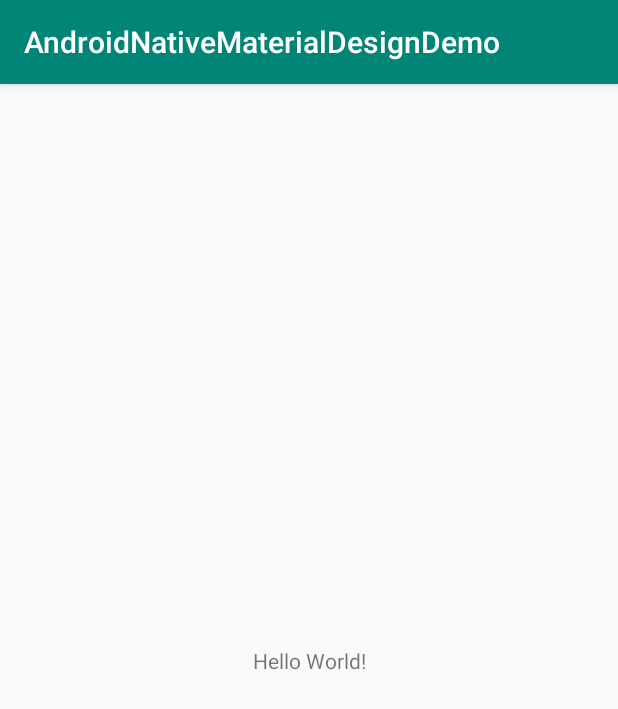
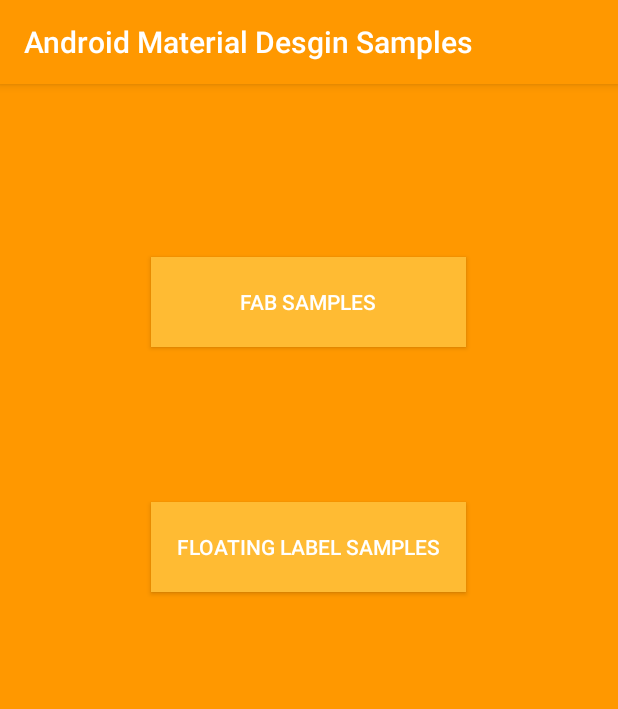
Before and after one commit to isoguzay/Android-Native-Material-Design-Demo, an Android app: the screen it shows after launch (MainActivity), on a phone screen of 412 x 824 dp. Shown: the top 709 px of the screen. Run offline under Robolectric (Android 15) with nearby library versions, the phone set to English and light mode, and no system bars.

Commit message:
Fab & Floating Labels added.

```diff
--- a/app/build.gradle
+++ b/app/build.gradle
@@ -22,6 +22,7 @@ dependencies {
     implementation fileTree(dir: 'libs', include: ['*.jar'])
     implementation 'com.android.support:appcompat-v7:28.0.0'
     implementation 'com.android.support.constraint:constraint-layout:1.1.3'
+    implementation 'com.android.support:design:28.0.0'
     testImplementation 'junit:junit:4.12'
     androidTestImplementation 'com.android.support.test:runner:1.0.2'
     androidTestImplementation 'com.android.support.test.espresso:espresso-core:3.0.2'
--- a/app/src/main/AndroidManifest.xml
+++ b/app/src/main/AndroidManifest.xml
@@ -9,6 +9,8 @@
         android:roundIcon="@mipmap/ic_launcher_round"
         android:supportsRtl="true"
         android:theme="@style/AppTheme">
+        <activity android:name=".floatinglabels.FloatingLabelsActivity"></activity>
+        <activity android:name=".fabsample.FabActivity" />
         <activity android:name=".MainActivity">
             <intent-filter>
                 <action android:name="android.intent.action.MAIN" />
--- a/app/src/main/java/com/isoguzay/androidnativematerialdesigndemo/MainActivity.java
+++ b/app/src/main/java/com/isoguzay/androidnativematerialdesigndemo/MainActivity.java
@@ -1,13 +1,51 @@
 package com.isoguzay.androidnativematerialdesigndemo;
 
+import android.content.Intent;
 import android.support.v7.app.AppCompatActivity;
 import android.os.Bundle;
+import android.view.View;
+import android.widget.Button;
+
+import com.isoguzay.androidnativematerialdesigndemo.fabsample.FabActivity;
+import com.isoguzay.androidnativematerialdesigndemo.floatinglabels.FloatingLabelsActivity;
 
 public class MainActivity extends AppCompatActivity {
+
+    private Button buttonFab, buttonFloating;
 
     @Override
     protected void onCreate(Bundle savedInstanceState) {
         super.onCreate(savedInstanceState);
         setContentView(R.layout.activity_main);
+
+        initializeComponents();
+        buttonFabClick();
+        buttonFloatingClick();
+
+    }
+
+    public void buttonFloatingClick() {
+        buttonFloating.setOnClickListener(new View.OnClickListener() {
+            @Override
+            public void onClick(View v) {
+                Intent goFloating = new Intent(getApplicationContext(), FloatingLabelsActivity.class);
+                startActivity(goFloating);
+            }
+        });
+    }
+
+    public void buttonFabClick() {
+        buttonFab.setOnClickListener(new View.OnClickListener() {
+            @Override
+            public void onClick(View v) {
+                Intent goFab = new Intent(getApplicationContext(), FabActivity.class);
+                startActivity(goFab);
+            }
+        });
+    }
+
+    public void initializeComponents() {
+        buttonFab = findViewById(R.id.button_fabSample);
+        buttonFloating = findViewById(R.id.button_floatingSample);
     }
 }
--- /dev/null
+++ b/app/src/main/res/drawable/ic_file_upload_black_24dp.xml
@@ -0,0 +1,5 @@
+<vector android:height="24dp" android:tint="#FFFFFF"
+    android:viewportHeight="24.0" android:viewportWidth="24.0"
+    android:width="24dp" xmlns:android="http://schemas.android.com/apk/res/android">
+    <path android:fillColor="#FF000000" android:pathData="M9,16h6v-6h4l-7,-7 -7,7h4zM5,18h14v2L5,20z"/>
+</vector>
--- a/app/src/main/res/layout/activity_main.xml
+++ b/app/src/main/res/layout/activity_main.xml
@@ -4,15 +4,48 @@
     xmlns:tools="http://schemas.android.com/tools"
     android:layout_width="match_parent"
     android:layout_height="match_parent"
+    android:background="#FF9800"
     tools:context=".MainActivity">
 
-    <TextView
-        android:layout_width="wrap_content"
-        android:layout_height="wrap_content"
-        android:text="Hello World!"
+    <Button
+    android:id="@+id/button_fabSample"
+    android:layout_width="210dp"
+    android:layout_height="60dp"
+    android:layout_marginStart="8dp"
+    android:layout_marginLeft="8dp"
+    android:layout_marginTop="72dp"
+    android:layout_marginEnd="8dp"
+    android:layout_marginRight="8dp"
+    android:layout_marginBottom="8dp"
+    android:background="@android:color/holo_orange_light"
+    android:text="@string/buttonFabSample"
+    android:textColor="@android:color/background_light"
+    android:textSize="14sp"
+    app:layout_constraintBottom_toBottomOf="parent"
+    app:layout_constraintEnd_toEndOf="parent"
+    app:layout_constraintHorizontal_bias="0.497"
+    app:layout_constraintStart_toStartOf="parent"
+    app:layout_constraintTop_toTopOf="parent"
+    app:layout_constraintVertical_bias="0.069" />
+
+    <Button
+        android:id="@+id/button_floatingSample"
+        android:layout_width="210dp"
+        android:layout_height="60dp"
+        android:layout_marginStart="8dp"
+        android:layout_marginLeft="8dp"
+        android:layout_marginTop="8dp"
+        android:layout_marginEnd="8dp"
+        android:layout_marginRight="8dp"
+        android:layout_marginBottom="8dp"
+        android:background="@android:color/holo_orange_light"
+        android:text="@string/buttonFloatingSample"
+        android:textColor="@android:color/background_light"
+        android:textSize="14sp"
         app:layout_constraintBottom_toBottomOf="parent"
-        app:layout_constraintLeft_toLeftOf="parent"
-        app:layout_constraintRight_toRightOf="parent"
-        app:layout_constraintTop_toTopOf="parent" />
-
+        app:layout_constraintEnd_toEndOf="parent"
+        app:layout_constraintHorizontal_bias="0.497"
+        app:layout_constraintStart_toStartOf="parent"
+        app:layout_constraintTop_toBottomOf="@+id/button_fabSample"
+        app:layout_constraintVertical_bias="0.184" />
 </android.support.constraint.ConstraintLayout>
--- a/app/src/main/res/values/colors.xml
+++ b/app/src/main/res/values/colors.xml
@@ -1,6 +1,6 @@
 <?xml version="1.0" encoding="utf-8"?>
 <resources>
-    <color name="colorPrimary">#008577</color>
-    <color name="colorPrimaryDark">#00574B</color>
-    <color name="colorAccent">#D81B60</color>
+    <color name="colorPrimary">#FF9800</color>
+    <color name="colorPrimaryDark">#F57C00</color>
+    <color name="colorAccent">#FFC107</color>
 </resources>
--- /dev/null
+++ b/app/src/main/res/values/dimens.xml
@@ -0,0 +1,3 @@
+<resources>
+    <dimen name="fab_margin">16dp</dimen>
+</resources>
--- a/app/src/main/res/values/strings.xml
+++ b/app/src/main/res/values/strings.xml
@@ -1,3 +1,7 @@
 <resources>
-    <string name="app_name">AndroidNativeMaterialDesignDemo</string>
+    <string name="app_name">Android Material Desgin Samples</string>
+    <string name="title_activity_fab">Fab Activity Samples</string>
+
+    <string name="buttonFabSample"> Fab Samples </string>
+    <string name="buttonFloatingSample"> Floating Label Samples </string>
 </resources>
```
Also changed, not shown: app/src/main/java/com/isoguzay/androidnativematerialdesigndemo/fabsample/FabActivity.java (added, +36 -0 lines), app/src/main/java/com/isoguzay/androidnativematerialdesigndemo/floatinglabels/FloatingLabelsActivity.java (added, +40 -0 lines), app/src/main/res/layout/activity_fab.xml (added, +25 -0 lines), app/src/main/res/layout/activity_floating_labels.xml (added, +72 -0 lines), app/src/main/res/values/styles.xml (+11 -0 lines).
